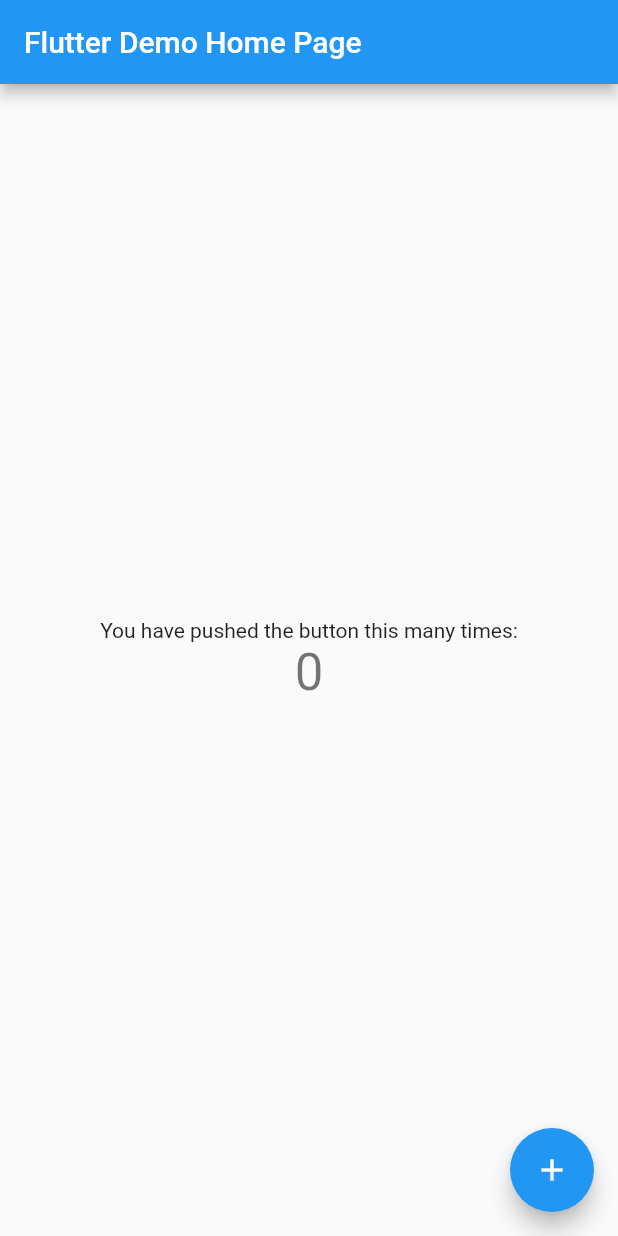
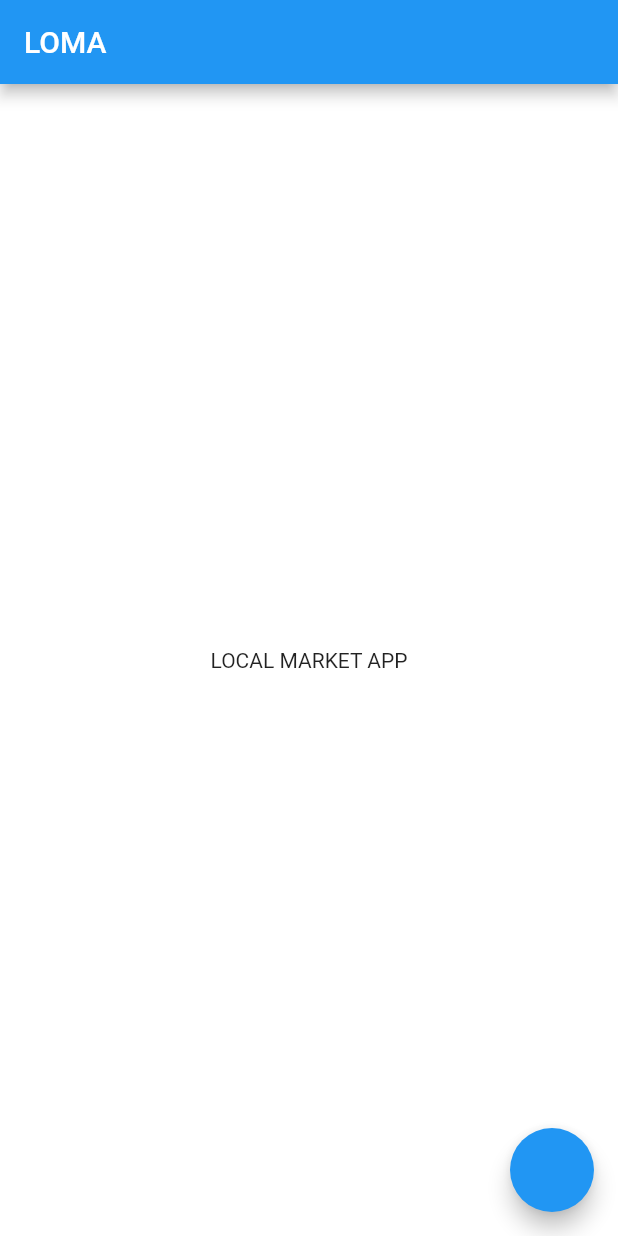
Before and after one commit to otumuyen-gospel/LOMA, a Flutter app: the screen it shows after launch, on a phone screen of 412 x 824 dp. Run offline on Flutter 3.47's test engine with Material 2 defaults, Android fonts, the phone set to English and light mode, and no system bars.

Commit message:
the beginning of the home screen design

```diff
--- /dev/null
+++ b/lib/home.dart
@@ -0,0 +1,33 @@
+import 'package:flutter/material.dart';
+
+class HomePage extends StatefulWidget {
+  const HomePage({super.key});
+  @override
+  State<HomePage> createState() => _HomePageState();
+}
+
+class _HomePageState extends State<HomePage> {
+
+  @override
+  Widget build(BuildContext context) {
+    return  Scaffold(
+      backgroundColor: Colors.white,
+      appBar: AppBar(
+          // Here we take the value from the MyHomePage object that was created by
+          // the App.build method, and use it to set our appbar title.
+          title: const Text("LOMA"),
+          leading: null,
+          actions: const [],
+        ),
+        drawer: null,
+        body: const Center(
+          child: Text("LOCAL MARKET APP"),
+        ),
+      floatingActionButton: const FloatingActionButton(
+        child: null,
+        onPressed: null,
+      ),
+      bottomNavigationBar: null,
+    );
+  }
+}
--- a/lib/main.dart
+++ b/lib/main.dart
@@ -1,17 +1,19 @@
 import 'package:flutter/material.dart';
-
+import 'package:loma/splashscreen.dart';
+import 'package:loma/home.dart';
 void main() {
-  runApp(const MyApp());
+  runApp(const Loma());
 }
 
-class MyApp extends StatelessWidget {
-  const MyApp({super.key});
+class Loma extends StatelessWidget {
+  const Loma({super.key});
 
   // This widget is the root of your application.
   @override
   Widget build(BuildContext context) {
     return MaterialApp(
-      title: 'Flutter Demo',
+      title: 'LOMA',
+      debugShowCheckedModeBanner: false,
       theme: ThemeData(
         // This is the theme of your application.
         //
@@ -24,92 +26,13 @@ class MyApp extends StatelessWidget {
         // is not restarted.
         primarySwatch: Colors.blue,
       ),
-      home: const MyHomePage(title: 'Flutter Demo Home Page'),
+      initialRoute: '/',
+      routes: {
+        '/': (BuildContext ctx) => const Splash(),
+        '/Home': (BuildContext ctx) => const HomePage(),
+
+      },
     );
+
   }
 }
-
-class MyHomePage extends StatefulWidget {
-  const MyHomePage({super.key, required this.title});
-
-  // This widget is the home page of your application. It is stateful, meaning
-  // that it has a State object (defined below) that contains fields that affect
-  // how it looks.
-
-  // This class is the configuration for the state. It holds the values (in this
-  // case the title) provided by the parent (in this case the App widget) and
-  // used by the build method of the State. Fields in a Widget subclass are
-  // always marked "final".
-
-  final String title;
-
-  @override
-  State<MyHomePage> createState() => _MyHomePageState();
-}
-
-class _MyHomePageState extends State<MyHomePage> {
-  int _counter = 0;
-
-  void _incrementCounter() {
-    setState(() {
-      // This call to setState tells the Flutter framework that something has
-      // changed in this State, which causes it to rerun the build method below
-      // so that the display can reflect the updated values. If we changed
-      // _counter without calling setState(), then the build method would not be
-      // called again, and so nothing would appear to happen.
-      _counter++;
-    });
-  }
-
-  @override
-  Widget build(BuildContext context) {
-    // This method is rerun every time setState is called, for instance as done
-    // by the _incrementCounter method above.
-    //
-    // The Flutter framework has been optimized to make rerunning build methods
-    // fast, so that you can just rebuild anything that needs updating rather
-    // than having to individually change instances of widgets.
-    return Scaffold(
-      appBar: AppBar(
-        // Here we take the value from the MyHomePage object that was created by
-        // the App.build method, and use it to set our appbar title.
-        title: Text(widget.title),
-      ),
-      body: Center(
-        // Center is a layout widget. It takes a single child and positions it
-        // in the middle of the parent.
-        child: Column(
-          // Column is also a layout widget. It takes a list of children and
-          // arranges them vertically. By default, it sizes itself to fit its
-          // children horizontally, and tries to be as tall as its parent.
-          //
-          // Invoke "debug painting" (press "p" in the console, choose the
-          // "Toggle Debug Paint" action from the Flutter Inspector in Android
-          // Studio, or the "Toggle Debug Paint" command in Visual Studio Code)
-          // to see the wireframe for each widget.
-          //
-          // Column has various properties to control how it sizes itself and
-          // how it positions its children. Here we use mainAxisAlignment to
-          // center the children vertically; the main axis here is the vertical
-          // axis because Columns are vertical (the cross axis would be
-          // horizontal).
-          mainAxisAlignment: MainAxisAlignment.center,
-          children: <Widget>[
-            const Text(
-              'You have pushed the button this many times:',
-            ),
-            Text(
-              '$_counter',
-              style: Theme.of(context).textTheme.headline4,
-            ),
-          ],
-        ),
-      ),
-      floatingActionButton: FloatingActionButton(
-        onPressed: _incrementCounter,
-        tooltip: 'Increment',
-        child: const Icon(Icons.add),
-      ), // This trailing comma makes auto-formatting nicer for build methods.
-    );
-  }
-}
--- a/pubspec.yaml
+++ b/pubspec.yaml
@@ -58,7 +58,10 @@ flutter:
   # included with your application, so that you can use the icons in
   # the material Icons class.
   uses-material-design: true
-
+  assets:
+    - assets/cover.png
+    - assets/splash.png
+    - assets/logo.png
   # To add assets to your application, add an assets section, like this:
   # assets:
   #   - images/a_dot_burr.jpeg
```
Also changed, not shown: lib/splashscreen.dart (added, +33 -0 lines), Loma.jpg (deleted), assets/cover.png (added), assets/logo.png (added), assets/splash.png (added).
